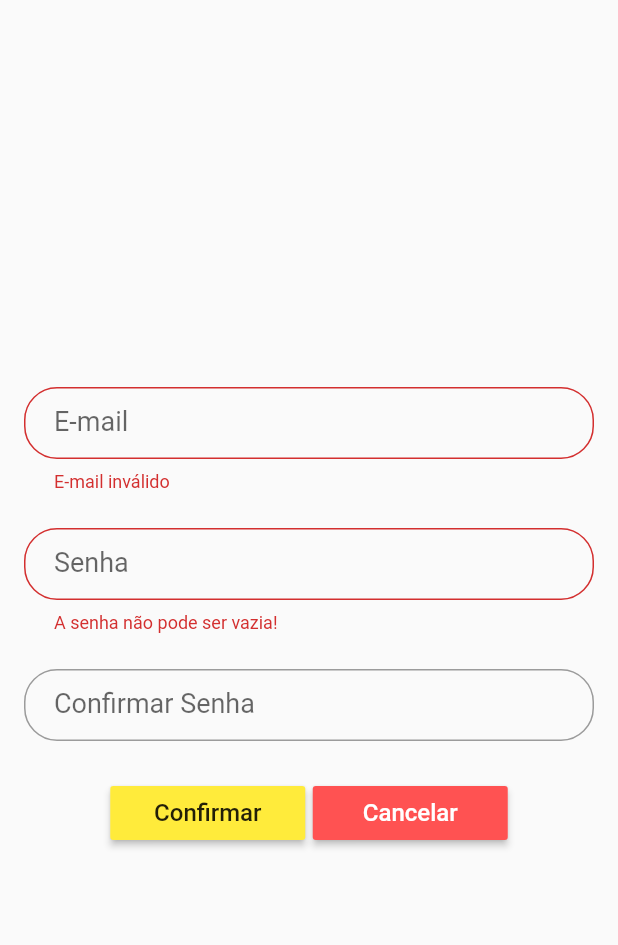
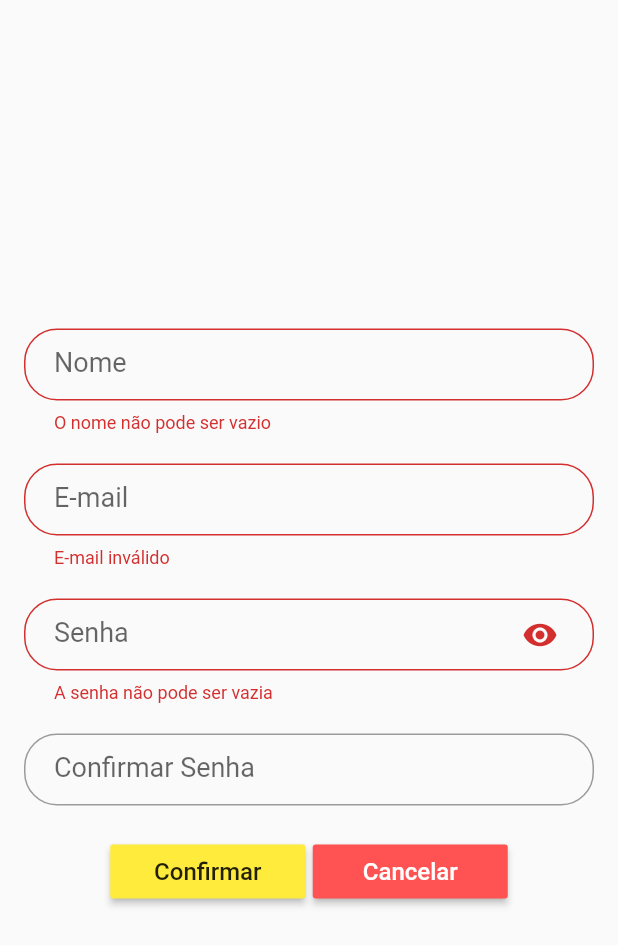
Before and after one commit to sc4v3ng3r/autonomosapp, a Flutter app: the UserRegisterScreen screen opened directly, after a tap on "Confirmar", on a phone screen of 412 x 824 dp. Shown: the top 945 px of the screen. Run offline on Flutter 3.47's test engine with Material 2 defaults, Android fonts, the phone set to English and light mode, and no system bars; our stand-ins replace firebase_auth, firebase_database; accounts and stored records are empty.

Commit message:
Adicionado campo de nome a tela de registro de usuario, implementação parcial do registro do usuario no firebase apos criacao da autenticacao com JSON hard-coded. Refatoração de classes e pacotes, Metodod e validacao do nome.

```diff
--- a/lib/main.dart
+++ b/lib/main.dart
@@ -38,18 +38,18 @@ class ScreenSelector extends StatefulWidget {
 class ScreenSelectorState extends State<ScreenSelector>{
 
   static final _container = Container(color: Colors.transparent,);
-  Future<FirebaseUser> _future;
+  //Future<FirebaseUser> _future;
   @override
   void initState() {
     super.initState();
-    _future = FirebaseAuth.instance.currentUser();
+    //_future = ;
   }
 
   @override
   Widget build(BuildContext context) {
 
     return FutureBuilder<FirebaseUser>(
-      future: _future,
+      future: FirebaseAuth.instance.currentUser(),/*_future,*/
       builder: (BuildContext context, AsyncSnapshot<FirebaseUser> snapshot) {
         switch (snapshot.connectionState) {
           case ConnectionState.none:
--- /dev/null
+++ b/lib/model/User.dart
@@ -0,0 +1,28 @@
+//import 'package:meta/meta.dart';
+
+class User {
+  String _name;
+  String _email;
+  //String _picturePath;
+  String _uid;
+  double _rating;
+
+  String get name => _name;
+  String get email => _email;
+  String get uid => _uid;
+
+  double get rating => _rating;
+
+  set name(String name) => _name = name;
+  set email(String email) => _email = email;
+  set rating(double rating) => _rating = rating;
+
+  User(String uid, String name, String email, double rating) :
+    _uid = uid,
+    _name = name,
+    _email = email,
+    _rating = rating
+  {}
+
+
+}
--- a/lib/ui/LoggedScreen.dart
+++ b/lib/ui/LoggedScreen.dart
@@ -1,4 +1,4 @@
-import 'package:autonos_app/util/RatingBar.dart';
+import 'package:autonos_app/ui/widget/RatingBar.dart';
 import 'package:flutter/material.dart';
 import 'package:firebase_auth/firebase_auth.dart';
 
--- a/lib/ui/UserRegisterScreen.dart
+++ b/lib/ui/UserRegisterScreen.dart
@@ -2,9 +2,11 @@ import 'package:firebase_database/firebase_database.dart';
 import 'package:flutter/material.dart';
 import 'package:firebase_auth/firebase_auth.dart';
 import 'package:autonos_app/utility/InputValidator.dart';
+import 'package:autonos_app/model/User.dart';
+import 'dart:convert';
 
 //TODO olhar navegacao e rotas
-// TODO implementar progress bar quando realizar login & cadastro no firebase!
+// TODO ADICIONAR OS DEMAIS CAMPOS DE REGISTRO
 
 class UserRegisterScreen extends StatefulWidget {
   @override
@@ -12,6 +14,9 @@ class UserRegisterScreen extends StatefulWidget {
 }
 
 class UserRegisterScreenState extends State<UserRegisterScreen> {
+  FocusNode _nameFocus;
+  TextEditingController _nameController;
+
   FocusNode _emailFocus;
   TextEditingController _emailController;
   FocusNode _passwordFocus;
@@ -20,11 +25,11 @@ class UserRegisterScreenState extends State<UserRegisterScreen> {
   TextEditingController _passwordConfirmController;
   DatabaseReference _mReferencia;
 
-  final SizedBox _verticalSeparator = new SizedBox(
-    height: 24.0,
+  static final SizedBox _verticalSeparator = new SizedBox(
+    height: 20.0,
   );
 
-  var _email, _password;
+  var _email, _password, _name;
   var _passwordConfirmation;
   var _requesting = false;
 
@@ -33,10 +38,12 @@ class UserRegisterScreenState extends State<UserRegisterScreen> {
 
   @override
   void initState() {
+    _nameFocus = new FocusNode();
     _emailFocus = new FocusNode();
     _passwordFocus = new FocusNode();
     _passwordConfirmFocus = new FocusNode();
 
+    _nameController = new TextEditingController();
     _emailController = new TextEditingController();
     _passwordController = new TextEditingController();
     _passwordConfirmController = TextEditingController();
@@ -47,7 +54,7 @@ class UserRegisterScreenState extends State<UserRegisterScreen> {
   Widget build(BuildContext context) {
     return Scaffold(
       body: new Stack(
-        fit: StackFit.expand,
+        overflow: Overflow.clip,
         children: _buildForm(),
       ),
     );
@@ -85,8 +92,9 @@ class UserRegisterScreenState extends State<UserRegisterScreen> {
     return null;
   }
 
-  bool _validadeInput() {
+  bool _inputValidation() {
     if (_formKey.currentState.validate()) {
+      _name = _nameController.text;
       _email = _emailController.text;
       _password = _passwordController.text;
       _passwordConfirmation = _passwordConfirmController.text;
@@ -105,6 +113,40 @@ class UserRegisterScreenState extends State<UserRegisterScreen> {
   }
 
   List<Widget> _buildForm() {
+    //TODO nameField ainda estar sem validação de dados!
+    final nameField = Padding(
+      padding: EdgeInsets.symmetric(horizontal: 16.0),
+      child: Material(
+        child: TextFormField(
+          maxLines: 1,
+          controller: _nameController,
+          autofocus: false,
+          keyboardType: TextInputType.text,
+          textInputAction: TextInputAction.next,
+          focusNode: _nameFocus,
+          validator: InputValidator.nameValidation,
+          onFieldSubmitted: (dataTyped) {
+            setState(() {
+              _nameFocus.unfocus();
+              FocusScope.of(context).requestFocus(_emailFocus);
+            });
+          },
+          style: TextStyle(
+            fontSize: 20.0,
+            color: Colors.black,
+          ),
+          decoration: InputDecoration(
+              labelText: "Nome",
+              labelStyle: TextStyle(
+                fontSize: 18.0,
+              ),
+              contentPadding: EdgeInsets.fromLTRB(20.0, 10.0, 20.0, 10.0),
+              border: OutlineInputBorder(
+                  borderRadius: BorderRadius.circular(22.0))),
+        ),
+      ),
+    );
+
     final emailField = Padding(
       padding: EdgeInsets.symmetric(horizontal: 16.0),
       child: Material(
@@ -115,7 +157,7 @@ class UserRegisterScreenState extends State<UserRegisterScreen> {
           keyboardType: TextInputType.emailAddress,
           textInputAction: TextInputAction.next,
           focusNode: _emailFocus,
-          validator: InputValidator.validadeEmail,
+          validator: InputValidator.emailValidation,
           onFieldSubmitted: (dataTyped) {
             setState(() {
               _emailFocus.unfocus();
@@ -149,7 +191,7 @@ class UserRegisterScreenState extends State<UserRegisterScreen> {
           keyboardType: TextInputType.text,
           textInputAction: TextInputAction.next,
           focusNode: _passwordFocus,
-          validator: InputValidator.validadePassword,
+          validator: InputValidator.passwordValidation,
           onFieldSubmitted: (dataTyped) {
             setState(() {
               _passwordFocus.unfocus();
@@ -162,6 +204,14 @@ class UserRegisterScreenState extends State<UserRegisterScreen> {
           ),
           decoration: InputDecoration(
               labelText: "Senha",
+              suffixIcon: Padding(
+                padding: EdgeInsetsDirectional.only(end: 12.0),
+                child: IconButton(
+                    icon: Icon(Icons.remove_red_eye),
+                    onPressed: () {
+                      print("eye clicked!");
+                    }),
+              ),
               labelStyle: TextStyle(
                 fontSize: 18.0,
               ),
@@ -213,37 +263,46 @@ class UserRegisterScreenState extends State<UserRegisterScreen> {
           onPressed: () {
             //TODO registrar usuario METODO
 
-            if (_validadeInput() == true) {
+            if (_inputValidation() == true) {
               setState(() {
                 _requesting = true;
               });
+              //UserUpdateInfo info = new UserUpdateInfo();
+              FirebaseAuth auth = FirebaseAuth.instance;
+              print("Creating user on authentication system!!");
+              auth.createUserWithEmailAndPassword(
+                      email: _email, password: _password).then( (firebaseUser) {
+                        //info.displayName = _name;
+                print("User CREATED!!!");
+                print("REGISTRING USER ON DATABASE...");
+                User user = new User(firebaseUser.uid, _name, firebaseUser.email, 5.0);
 
-              FirebaseAuth auth = FirebaseAuth.instance;
-              auth
-                  .createUserWithEmailAndPassword(
-                      email: _email, password: _password)
-                  .then((user) {
+                  _mReferencia.child(firebaseUser.uid).set( {
+                    'name' : '${user.name}',
+                    'email' : '${user.email}',
+                    'rating' : '${user.rating}',
+                    'uid' : '${user.uid}'
+                  }).then((_) {
                   setState(() {
                     _requesting = false;
                   });
-
-                //TODO criar um modelo de dados para o usuario
-                _mReferencia
-                    .child(user.uid)
-                    .child('email')
-                    .set(user.email)
-                    .then((_) {
+                  print("USER REGISTRED ON DATABASE!!");
                   _showSnackBar(context, "Usuário registrado!");
                   print("Registrado: ${user.email}");
-                }).catchError((onError) {});
-
+                }).catchError((onError) {
+                    print("FAIL ON REGISTER USER ON DATABASE!!!!!");
+                    print(onError.toString());
+                    auth.signOut();
+                  });
               }).catchError((error) {
+                print("FAIL TO CREATE USER ON AUTH SYSTEM!!!!!");
                   _showSnackBar(
                     context, "Usuário já estar registrado!", Colors.redAccent);
                 setState(() {
                   _requesting = false;
                 });
               });
+
             }
           },
           minWidth: 130.0,
@@ -291,13 +350,14 @@ class UserRegisterScreenState extends State<UserRegisterScreen> {
     final form = Form(
       autovalidate: _autoValidate,
       key: _formKey,
-      child: Column(
-        mainAxisAlignment: MainAxisAlignment.center,
-        crossAxisAlignment: CrossAxisAlignment.center,
-        children: [
-          ListView(
+      child: Center(
+        //mainAxisAlignment: MainAxisAlignment.center,
+        //crossAxisAlignment: CrossAxisAlignment.center,
+        child: ListView(
           shrinkWrap: true,
           children: <Widget>[
+            nameField,
+            _verticalSeparator,
             emailField,
             _verticalSeparator,
             passwordField,
@@ -307,7 +367,6 @@ class UserRegisterScreenState extends State<UserRegisterScreen> {
             buttonsGroup
           ],
         ),
-        ],
       ),
     );
 
--- a/lib/utility/InputValidator.dart
+++ b/lib/utility/InputValidator.dart
@@ -2,21 +2,20 @@ import 'RegExpPatterns.dart';
 
 class InputValidator {
 
-  static String validadeEmail(String email) {
+  static String emailValidation(String email) {
     RegExp regularExp = RegExp(RegExpPatterns.EMAIL_PATTERN);
     print("ValidadeEmail");
 
     if (!regularExp.hasMatch(email)) {
       return "E-mail inválido";
     }
-
     return null;
   }
 
-  static String validadePassword(String password){
+  static String passwordValidation(String password){
     print("ValidadePassword");
     if (password == null || password.isEmpty){
-      return "A senha não pode ser vazia!";
+      return "A senha não pode ser vazia";
     }
 
     if (password.length < 6)
@@ -24,4 +23,11 @@ class InputValidator {
 
     return null;
   }
+
+  static String nameValidation(String name){
+    if (name == null || name.isEmpty){
+      return "O nome não pode ser vazio";
+    }
+    return null;
+  }
 }
```
Also changed, not shown: lib/ui/LoginScreen.dart (+13 -2 lines), lib/ui/widget/RatingBar.dart (renamed from lib/util/RatingBar.dart). Lines whose indentation alone changed are shown as unchanged.
